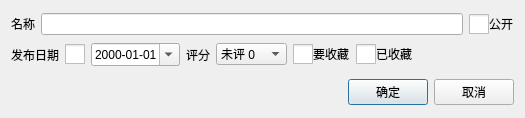
Above: UiThread/Anime/AnimeSeasonNewDialog.ui from cqwlxxl/cherryme before the change. Below: the same form after it.
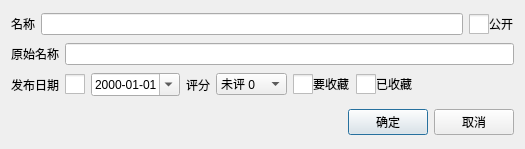
That is the form after the change. Icons and pictures are not drawn.

Commit message: new: 动漫季原始标题功能

```diff
--- a/UiThread/Anime/AnimeSeasonNewDialog.ui
+++ b/UiThread/Anime/AnimeSeasonNewDialog.ui
@@ -7,7 +7,7 @@
     <x>0</x>
     <y>0</y>
     <width>525</width>
-    <height>118</height>
+    <height>149</height>
    </rect>
   </property>
   <property name="windowTitle">
@@ -58,6 +58,20 @@
      </item>
     </layout>
    </item>
+   <item>
+    <layout class="QHBoxLayout" name="hLayout_NameOrigin">
+     <item>
+      <widget class="QLabel" name="label_NameOrigin">
+       <property name="text">
+        <string>原始名称</string>
+       </property>
+      </widget>
+     </item>
+     <item>
+      <widget class="QLineEdit" name="lineEdit_NameOrigin"/>
+     </item>
+    </layout>
+   </item>
    <item>
     <layout class="QHBoxLayout" name="hLayout_ReleaseDate">
      <item>
```
The commit also changes 8 other files.
